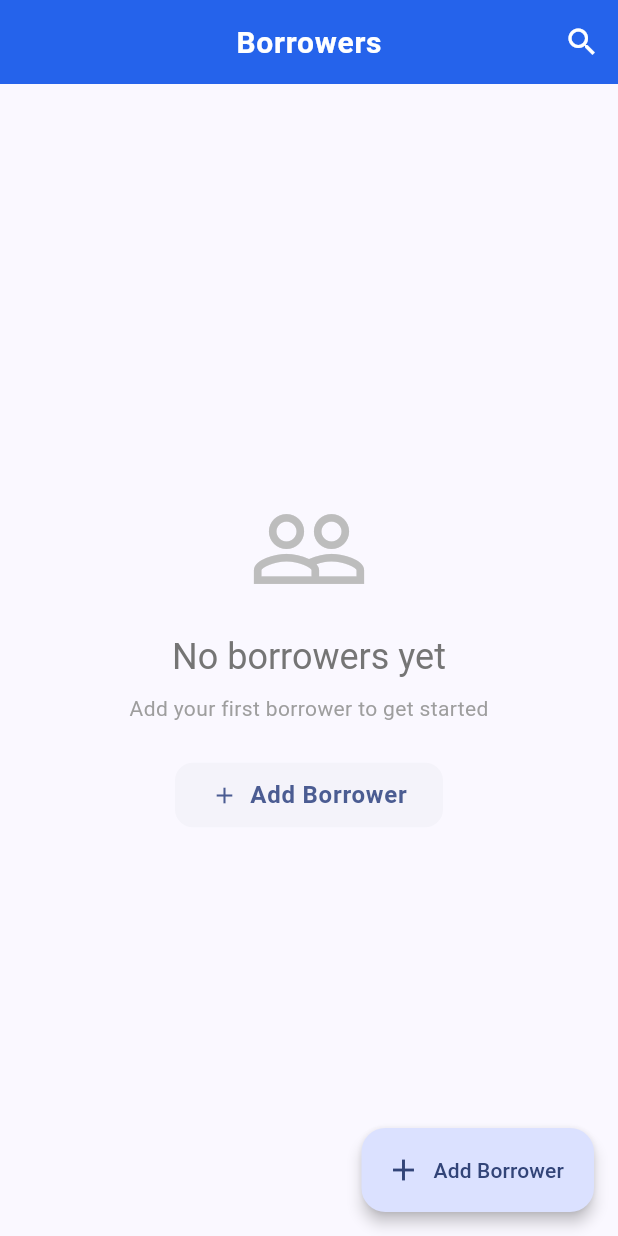
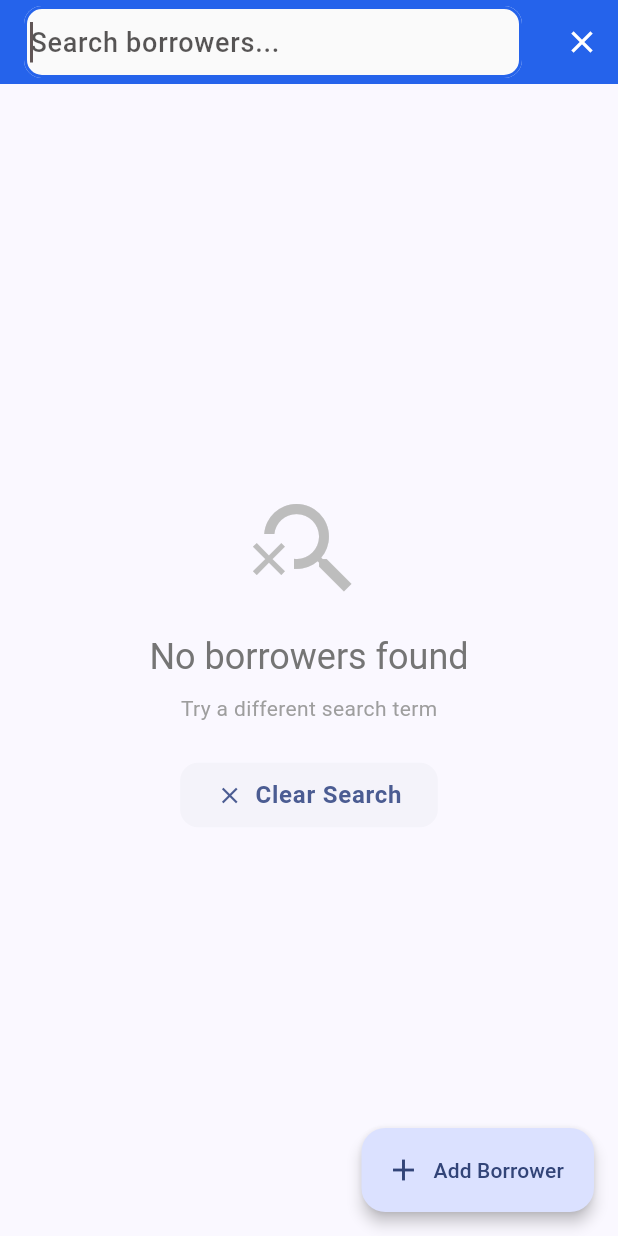
Before and after one commit to ManojSurangaBandara/poli, a Flutter app: the screen it shows after launch, after a tap on the "search" icon, on a phone screen of 412 x 824 dp. Run offline on Flutter 3.47's test engine with Material 3 defaults, Android fonts, the phone set to English and light mode, and no system bars; our stand-ins replace image_picker, sqflite; accounts and stored records are empty.

Commit message:
Fix - burrowers page search

```diff
--- a/lib/screens/borrower_list_screen.dart
+++ b/lib/screens/borrower_list_screen.dart
@@ -8,25 +8,108 @@ import '../providers/borrower_provider.dart';
 import 'borrower_tabs_screen.dart';
 import 'add_borrower_screen.dart';
 
-class BorrowerListScreen extends StatelessWidget {
+class BorrowerListScreen extends StatefulWidget {
   const BorrowerListScreen({super.key});
+
+  @override
+  _BorrowerListScreenState createState() => _BorrowerListScreenState();
+}
+
+class _BorrowerListScreenState extends State<BorrowerListScreen> {
+  final TextEditingController _searchController = TextEditingController();
+  bool _isSearching = false;
+  List<Borrower> _filteredBorrowers = [];
+
+  @override
+  void initState() {
+    super.initState();
+    _searchController.addListener(_onSearchChanged);
+  }
+
+  @override
+  void dispose() {
+    _searchController.dispose();
+    super.dispose();
+  }
+
+  void _onSearchChanged() {
+    final provider = Provider.of<BorrowerProvider>(context, listen: false);
+    final query = _searchController.text.toLowerCase();
+    setState(() {
+      if (query.isEmpty) {
+        _filteredBorrowers = provider.borrowers;
+      } else {
+        _filteredBorrowers = provider.borrowers.where((borrower) {
+          return borrower.name.toLowerCase().contains(query) ||
+                 borrower.mobileNumber.toLowerCase().contains(query) ||
+                 borrower.bankName.toLowerCase().contains(query) ||
+                 borrower.accountHolderName.toLowerCase().contains(query);
+        }).toList();
+      }
+    });
+  }
+
+  void _startSearch() {
+    setState(() {
+      _isSearching = true;
+    });
+  }
+
+  void _stopSearch() {
+    setState(() {
+      _isSearching = false;
+      _searchController.clear();
+      _filteredBorrowers = Provider.of<BorrowerProvider>(context, listen: false).borrowers;
+    });
+  }
 
   @override
   Widget build(BuildContext context) {
     return Scaffold(
       appBar: AppBar(
-        title: const Text('Borrowers'),
+        title: _isSearching
+            ? TextField(
+                controller: _searchController,
+                autofocus: true,
+                decoration: InputDecoration(
+                  hintText: 'Search borrowers...',
+                  border: InputBorder.none,
+                  hintStyle: TextStyle(
+                    color: const Color.fromARGB(179, 17, 14, 14),
+                    fontSize: 18,
+                  ),
+                  contentPadding: EdgeInsets.zero,
+                ),
+                style: const TextStyle(
+                  color: Color.fromARGB(255, 92, 67, 67),
+                  fontSize: 18,
+                  fontWeight: FontWeight.w500,
+                ),
+                cursorColor: const Color.fromARGB(255, 97, 86, 86),
+              )
+            : const Text('Borrowers'),
         actions: [
-          IconButton(
-            icon: const Icon(Icons.search),
-            onPressed: () {
-              // TODO: Implement search functionality
-            },
-          ),
+          if (_isSearching)
+            IconButton(
+              icon: const Icon(Icons.clear),
+              onPressed: _stopSearch,
+              tooltip: 'Stop search',
+            )
+          else
+            IconButton(
+              icon: const Icon(Icons.search),
+              onPressed: _startSearch,
+              tooltip: 'Search borrowers',
+            ),
         ],
       ),
       body: Consumer<BorrowerProvider>(
         builder: (context, provider, child) {
+          // Initialize filtered borrowers if not searching
+          if (!_isSearching) {
+            _filteredBorrowers = provider.borrowers;
+          }
+
           if (provider.isLoading) {
             return const Center(
               child: Column(
@@ -39,7 +122,7 @@ class BorrowerListScreen extends StatelessWidget {
               ),
             );
           }
-          if (provider.borrowers.isEmpty) {
+          if (_filteredBorrowers.isEmpty && !_isSearching) {
             return Center(
               child: Column(
                 mainAxisAlignment: MainAxisAlignment.center,
@@ -74,12 +157,42 @@ class BorrowerListScreen extends StatelessWidget {
               ),
             );
           }
+          if (_filteredBorrowers.isEmpty && _isSearching) {
+            return Center(
+              child: Column(
+                mainAxisAlignment: MainAxisAlignment.center,
+                children: [
+                  Icon(Icons.search_off, size: 80, color: Colors.grey.shade400),
+                  const SizedBox(height: 16),
+                  Text(
+                    'No borrowers found',
+                    style: Theme.of(context).textTheme.headlineSmall?.copyWith(
+                      color: Colors.grey.shade600,
+                    ),
+                  ),
+                  const SizedBox(height: 8),
+                  Text(
+                    'Try a different search term',
+                    style: Theme.of(context).textTheme.bodyMedium?.copyWith(
+                      color: Colors.grey.shade500,
+                    ),
+                  ),
+                  const SizedBox(height: 24),
+                  ElevatedButton.icon(
+                    onPressed: _stopSearch,
+                    icon: const Icon(Icons.clear),
+                    label: const Text('Clear Search'),
+                  ),
+                ],
+              ),
+            );
+          }
           return Padding(
             padding: const EdgeInsets.symmetric(vertical: 8),
             child: ListView.builder(
-              itemCount: provider.borrowers.length,
+              itemCount: _filteredBorrowers.length,
               itemBuilder: (context, index) {
-                Borrower borrower = provider.borrowers[index];
+                Borrower borrower = _filteredBorrowers[index];
                 return Card(
                   margin: const EdgeInsets.symmetric(horizontal: 16, vertical: 4),
                   child: ListTile(
```
